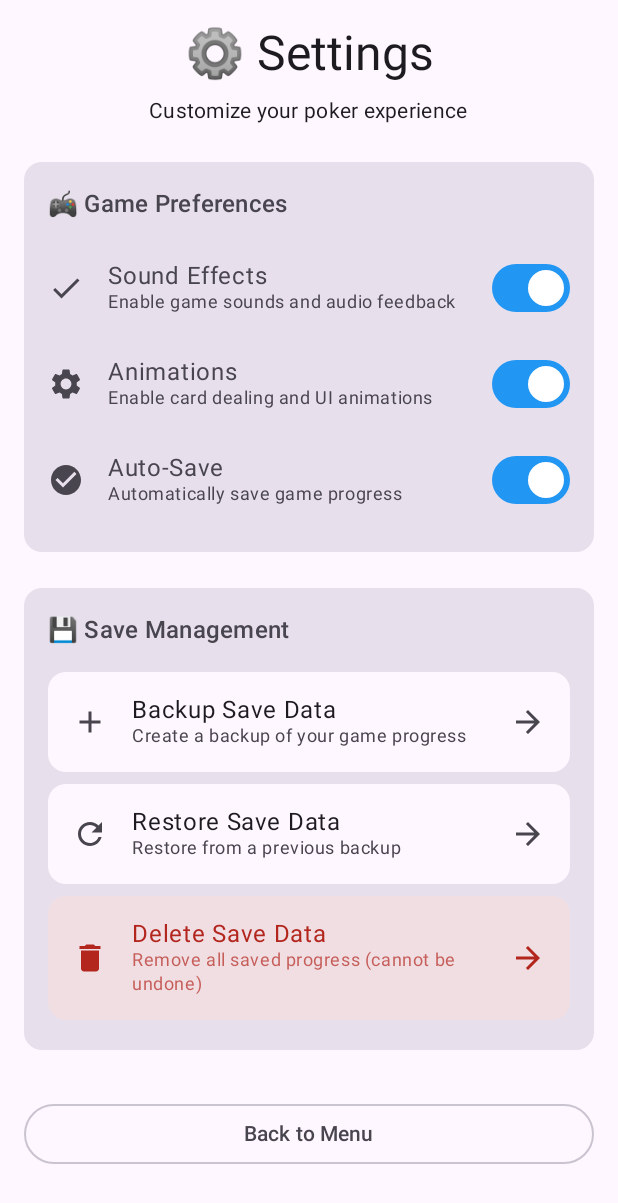
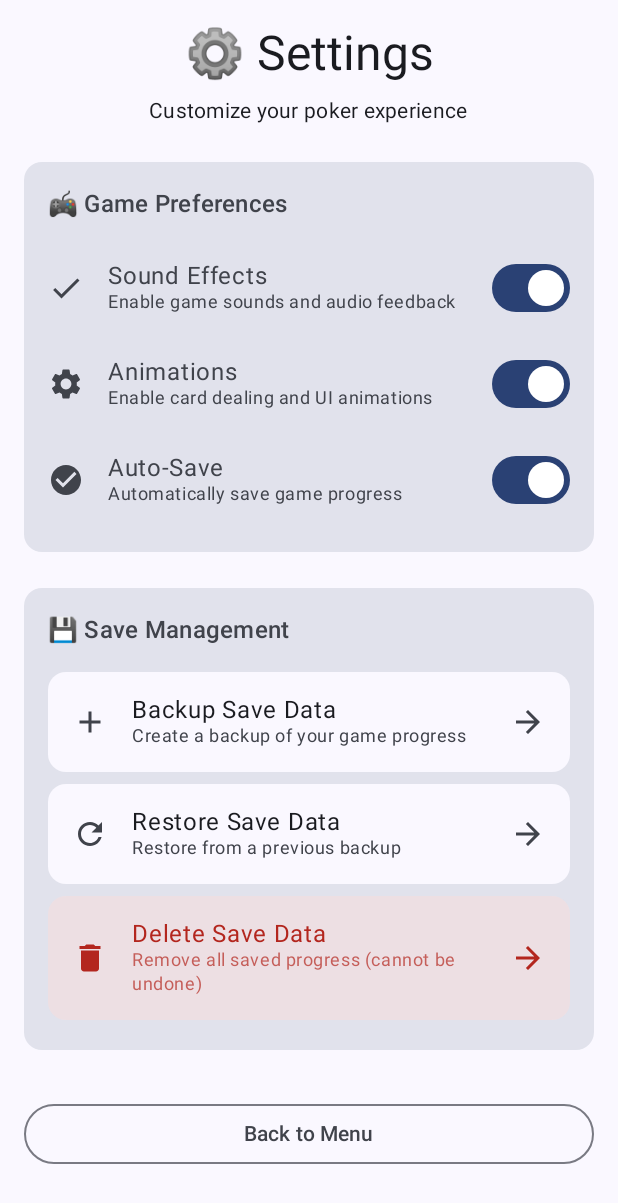
Before and after one commit to Gameaday/poker-basic, an Android app built with Jetpack Compose: the screen it shows after launch (MainActivity), after a tap on "Settings", on a phone screen of 412 x 824 dp. Shown: the top 1203 px of the screen. Run offline under Robolectric (Android 15) with nearby library versions, the phone set to English and light mode, and no system bars.

Commit message:
Complete Android modernization with API improvements and build optimizations
Co-authored-by: Gameaday <6642855+Gameaday@users.noreply.github.com>

```diff
--- a/android/build.gradle
+++ b/android/build.gradle
@@ -59,8 +59,8 @@ android {
 }
 
 dependencies {
-    // Shared game logic - using regular JAR to avoid dependency conflicts
-    implementation files('../Poker-Basic/target/pokermon-1.0.0.jar')
+    // Shared game logic - using fat JAR with all dependencies included
+    implementation files('../Poker-Basic/target/pokermon-1.0.0-fat.jar')
 
     // Kotlin standard library for shared logic compatibility
     implementation 'org.jetbrains.kotlin:kotlin-stdlib:1.9.10'
--- a/android/src/main/java/com/pokermon/android/ui/theme/Theme.kt
+++ b/android/src/main/java/com/pokermon/android/ui/theme/Theme.kt
@@ -1,10 +1,15 @@
 package com.pokermon.android.ui.theme
 
+import android.os.Build
+import androidx.compose.foundation.isSystemInDarkTheme
 import androidx.compose.material3.MaterialTheme
 import androidx.compose.material3.darkColorScheme
+import androidx.compose.material3.dynamicDarkColorScheme
+import androidx.compose.material3.dynamicLightColorScheme
 import androidx.compose.material3.lightColorScheme
 import androidx.compose.runtime.Composable
 import androidx.compose.ui.graphics.Color
+import androidx.compose.ui.platform.LocalContext
 
 private val DarkColorScheme = darkColorScheme(
     primary = Color(0xFF1976D2),
@@ -20,13 +25,18 @@ private val LightColorScheme = lightColorScheme(
 
 @Composable
 fun PokerGameTheme(
-    darkTheme: Boolean = false,
+    darkTheme: Boolean = isSystemInDarkTheme(),
+    // Dynamic color is available on Android 12+
+    dynamicColor: Boolean = true,
     content: @Composable () -> Unit
 ) {
-    val colorScheme = if (darkTheme) {
-        DarkColorScheme
-    } else {
-        LightColorScheme
+    val colorScheme = when {
+        dynamicColor && Build.VERSION.SDK_INT >= Build.VERSION_CODES.S -> {
+            val context = LocalContext.current
+            if (darkTheme) dynamicDarkColorScheme(context) else dynamicLightColorScheme(context)
+        }
+        darkTheme -> DarkColorScheme
+        else -> LightColorScheme
     }
 
     MaterialTheme(
--- a/android/src/main/res/values/strings.xml
+++ b/android/src/main/res/values/strings.xml
@@ -2,4 +2,10 @@
 <resources>
     <string name="app_name">Poker Game</string>
     <string name="app_description">Cross-platform educational poker game with multiple game modes</string>
+
+    <!-- App shortcuts -->
+    <string name="quick_classic_short">Classic Game</string>
+    <string name="quick_classic_long">Start Classic Poker Game</string>
+    <string name="settings_short">Settings</string>
+    <string name="settings_long">Game Settings</string>
 </resources>
```
Also changed, not shown: android/src/main/AndroidManifest.xml (+8 -0 lines), android/src/main/res/xml/shortcuts.xml (added, +34 -0 lines).
